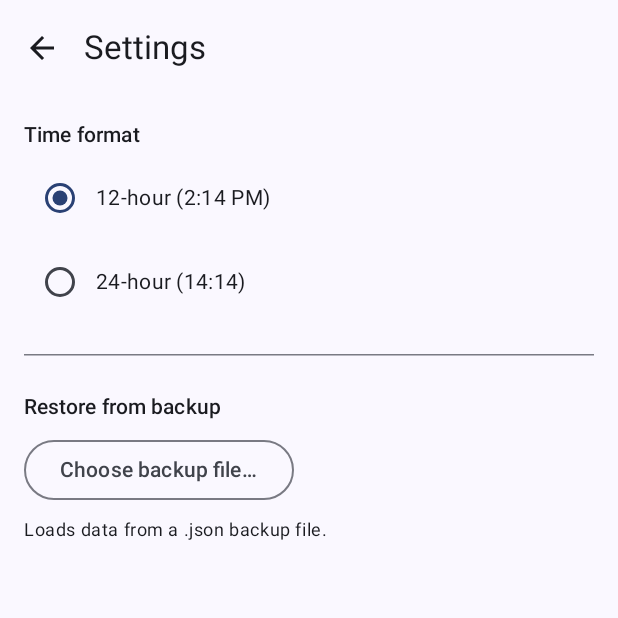
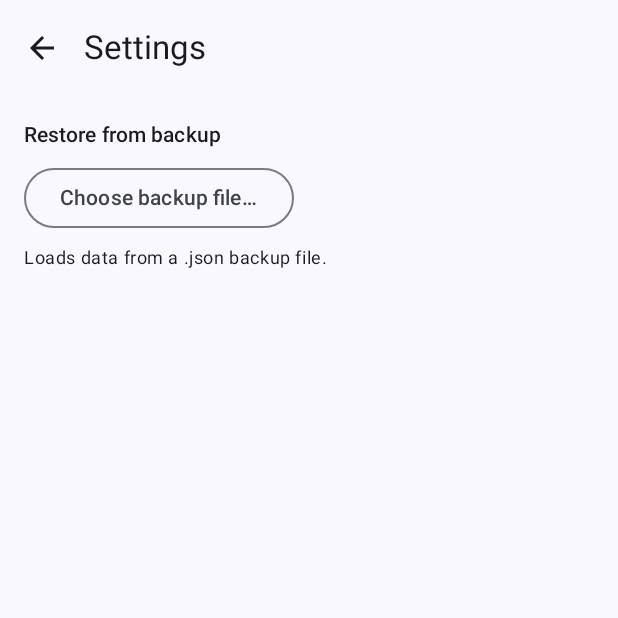
Before and after one commit to SoulPhosphor/lifelogger, an Android app built with Jetpack Compose: the SettingsScreen screen opened through its navigation route, on a phone screen of 412 x 824 dp, the top half of it. Run offline under Robolectric (Android 15) with nearby library versions, the phone set to English and light mode, and no system bars; our stand-ins replace Room's generated code.

Commit message:
Use 12-hour time only; remove the 24-hour option
Per user instruction the app uses 12-hour (AM/PM) time only.

- Remove the time-format toggle from Settings (Restore-from-backup remains).
- Update UI_SPEC §8 and FORMATTING_SPEC §1 to drop the 24-hour option.
- Display was already 12-hour everywhere, so no formatting logic changes.

Co-Authored-By: Claude Opus 4.8 <noreply@anthropic.com>
Claude-Session: https://claude.ai/code/session_014Kq5qqKJBu2SJLU7pzpaQn

```diff
--- a/app/src/main/java/com/datadragon/app/data/LogEntry.kt
+++ b/app/src/main/java/com/datadragon/app/data/LogEntry.kt
@@ -12,8 +12,8 @@ import androidx.room.PrimaryKey
  * `createdAt` is set automatically when the entry is first saved and
  * `updatedAt` when it is later edited (Phase 7). Both are ISO-8601 strings with
  * a timezone offset, e.g. `2026-06-28T14:14:00-05:00`, per
- * docs/FORMATTING_SPEC.md §1 — storage stays machine-readable; the 12h/24h
- * choice is applied only at display time.
+ * docs/FORMATTING_SPEC.md §1 — storage stays machine-readable; the 12-hour
+ * AM/PM display format is applied only at read time.
  *
  * `valuesJson` holds the field values keyed by field label (a JSON object). Its
  * shape is owned by [EntryValues]; the user's free-text Notes live there too,
--- a/app/src/main/java/com/datadragon/app/ui/screens/SettingsScreen.kt
+++ b/app/src/main/java/com/datadragon/app/ui/screens/SettingsScreen.kt
@@ -1,30 +1,20 @@
 package com.datadragon.app.ui.screens
 
-import androidx.compose.foundation.clickable
 import androidx.compose.foundation.layout.Arrangement
 import androidx.compose.foundation.layout.Column
-import androidx.compose.foundation.layout.Row
 import androidx.compose.foundation.layout.fillMaxSize
-import androidx.compose.foundation.layout.fillMaxWidth
 import androidx.compose.foundation.layout.padding
 import androidx.compose.material.icons.Icons
 import androidx.compose.material.icons.automirrored.filled.ArrowBack
 import androidx.compose.material3.ExperimentalMaterial3Api
-import androidx.compose.material3.HorizontalDivider
 import androidx.compose.material3.Icon
 import androidx.compose.material3.IconButton
 import androidx.compose.material3.MaterialTheme
 import androidx.compose.material3.OutlinedButton
-import androidx.compose.material3.RadioButton
 import androidx.compose.material3.Scaffold
 import androidx.compose.material3.Text
 import androidx.compose.material3.TopAppBar
 import androidx.compose.runtime.Composable
-import androidx.compose.runtime.getValue
-import androidx.compose.runtime.mutableStateOf
-import androidx.compose.runtime.remember
-import androidx.compose.runtime.setValue
-import androidx.compose.ui.Alignment
 import androidx.compose.ui.Modifier
 import androidx.compose.ui.unit.dp
 
@@ -33,9 +23,6 @@ import androidx.compose.ui.unit.dp
 fun SettingsScreen(
     onBack: () -> Unit,
 ) {
-    // 12-hour is the default per docs/UI_SPEC.md §8. Persisted in a later phase.
-    var use24Hour by remember { mutableStateOf(false) }
-
     Scaffold(
         topBar = {
             TopAppBar(
@@ -52,21 +39,8 @@ fun SettingsScreen(
             modifier = Modifier.fillMaxSize().padding(padding).padding(16.dp),
             verticalArrangement = Arrangement.spacedBy(8.dp),
         ) {
-            Text("Time format", style = MaterialTheme.typography.labelLarge)
-            TimeFormatOption(
-                label = "12-hour (2:14 PM)",
-                selected = !use24Hour,
-                onSelect = { use24Hour = false },
-            )
-            TimeFormatOption(
-                label = "24-hour (14:14)",
-                selected = use24Hour,
-                onSelect = { use24Hour = true },
-            )
-
-            HorizontalDivider(modifier = Modifier.padding(vertical = 16.dp))
-
-            // Restore lives at the bottom, away from everyday controls.
+            // Restore lives at the bottom, away from everyday controls. Times are
+            // always 12-hour (AM/PM), so there is no time-format choice here.
             Text("Restore from backup", style = MaterialTheme.typography.labelLarge)
             OutlinedButton(onClick = { /* Phase 6: restore from a .json backup */ }) {
                 Text("Choose backup file…")
@@ -78,18 +52,3 @@ fun SettingsScreen(
         }
     }
 }
-
-@Composable
-private fun TimeFormatOption(
-    label: String,
-    selected: Boolean,
-    onSelect: () -> Unit,
-) {
-    Row(
-        modifier = Modifier.fillMaxWidth().clickable(onClick = onSelect),
-        verticalAlignment = Alignment.CenterVertically,
-    ) {
-        RadioButton(selected = selected, onClick = onSelect)
-        Text(label, style = MaterialTheme.typography.bodyMedium)
-    }
-}
```
Also changed, not shown: app/src/main/java/com/datadragon/app/data/EntryValues.kt (+4 -4 lines), 3 other files.
